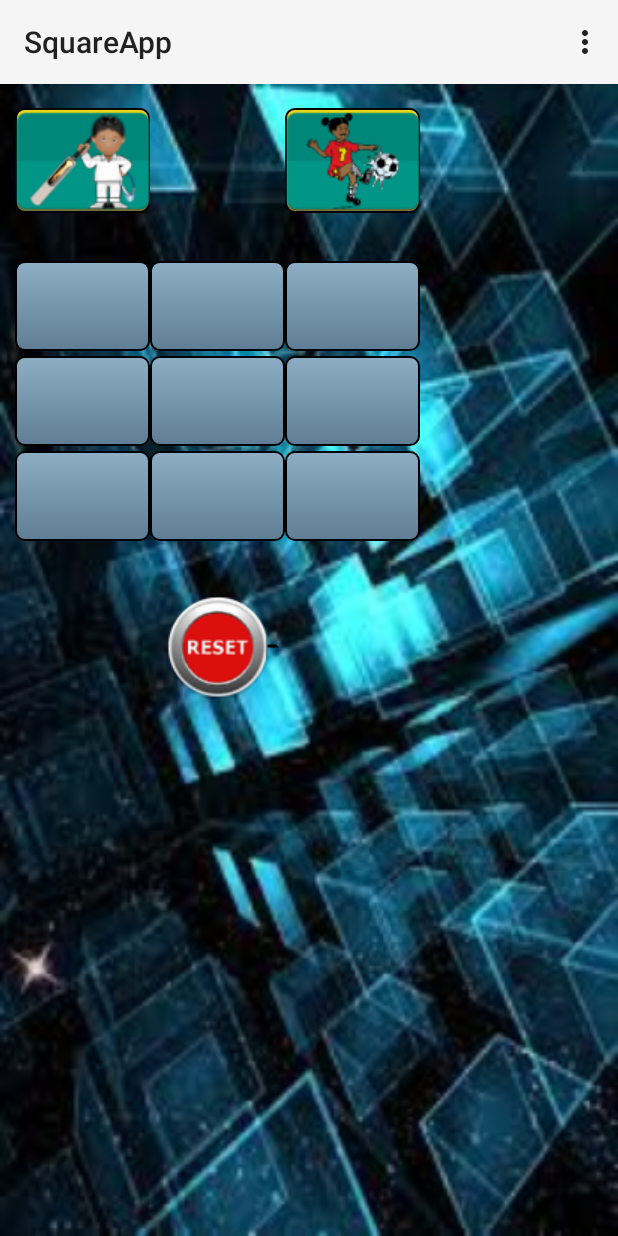
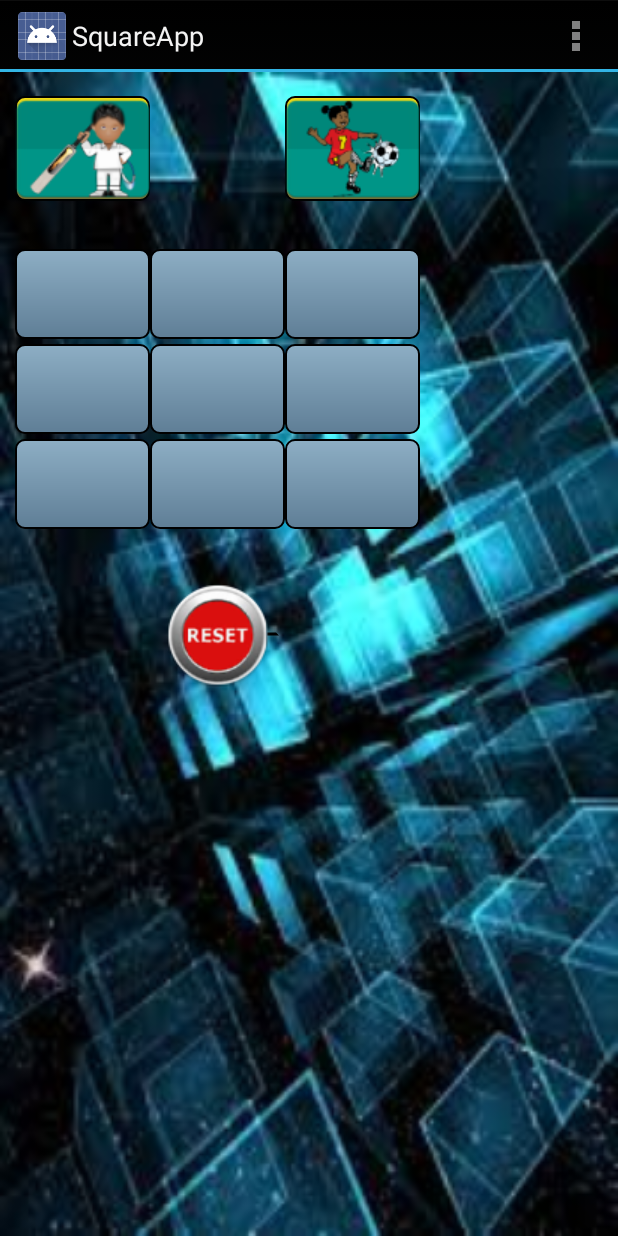
Before and after one commit to ngujjari/SquareApp, an Android app: the screen it shows after launch (MainActivity), on a phone screen of 412 x 824 dp. Run offline under Robolectric (Android 15) with nearby library versions, the phone set to English and light mode, and no system bars; 1 statement that could not run was skipped.

Commit message:
Modified on Aug272015

```diff
--- a/app/build.gradle
+++ b/app/build.gradle
@@ -1,12 +1,12 @@
 apply plugin: 'com.android.application'
 
 android {
-    compileSdkVersion 21
-    buildToolsVersion "21.1.1"
+    compileSdkVersion 19
+    buildToolsVersion '19.1.0'
 
     defaultConfig {
         applicationId "com.innovativemobileapps.ngujjari.squareapp"
-        minSdkVersion 21
+        minSdkVersion 19
         targetSdkVersion 21
         versionCode 1
         versionName "1.0"
--- a/app/src/main/java/com/innovativemobileapps/ngujjari/squareapp/MatchSequence.java
+++ b/app/src/main/java/com/innovativemobileapps/ngujjari/squareapp/MatchSequence.java
@@ -574,6 +574,7 @@ public class MatchSequence {
 
 
         MatchSequence ms = new MatchSequence();
+        ms.execute(1);
         //ms.runAlg();
     }
 }
--- a/app/src/main/res/layout/layout2.xml
+++ b/app/src/main/res/layout/layout2.xml
@@ -5,7 +5,7 @@
     android:orientation="vertical"
     android:id="@+id/mylinearlayout"
     android:theme="@android:style/Theme.Holo"
-    android:touchscreenBlocksFocus="true"
+
     tools:context=".MainActivity"
     android:background="@drawable/backgroundstyle">
 
@@ -179,8 +179,7 @@
             <TableRow
                 android:layout_width="fill_parent"
                 android:layout_height="fill_parent"
-                android:minHeight="@dimen/myspaceBar"
-                android:nestedScrollingEnabled="false"></TableRow>
+                android:minHeight="@dimen/myspaceBar"></TableRow>
 
             <TableRow
                 android:layout_width="fill_parent"
--- a/app/src/main/res/values-v21/styles.xml
+++ b/app/src/main/res/values-v21/styles.xml
@@ -1,5 +1,5 @@
 <?xml version="1.0" encoding="utf-8"?>
 <resources>
-    <style name="AppTheme" parent="android:Theme.Material.Light">
+    <style name="AppTheme" parent="android:Theme.Holo">
     </style>
 </resources>
--- a/build.gradle
+++ b/build.gradle
@@ -5,7 +5,7 @@ buildscript {
         jcenter()
     }
     dependencies {
-        classpath 'com.android.tools.build:gradle:1.0.0'
+        classpath 'com.android.tools.build:gradle:1.3.0'
 
         // NOTE: Do not place your application dependencies here; they belong
         // in the individual module build.gradle files
```
Also changed, not shown: app/src/main/java/com/innovativemobileapps/ngujjari/squareapp/MainActivity.java (+17 -3 lines), 2 other files.
